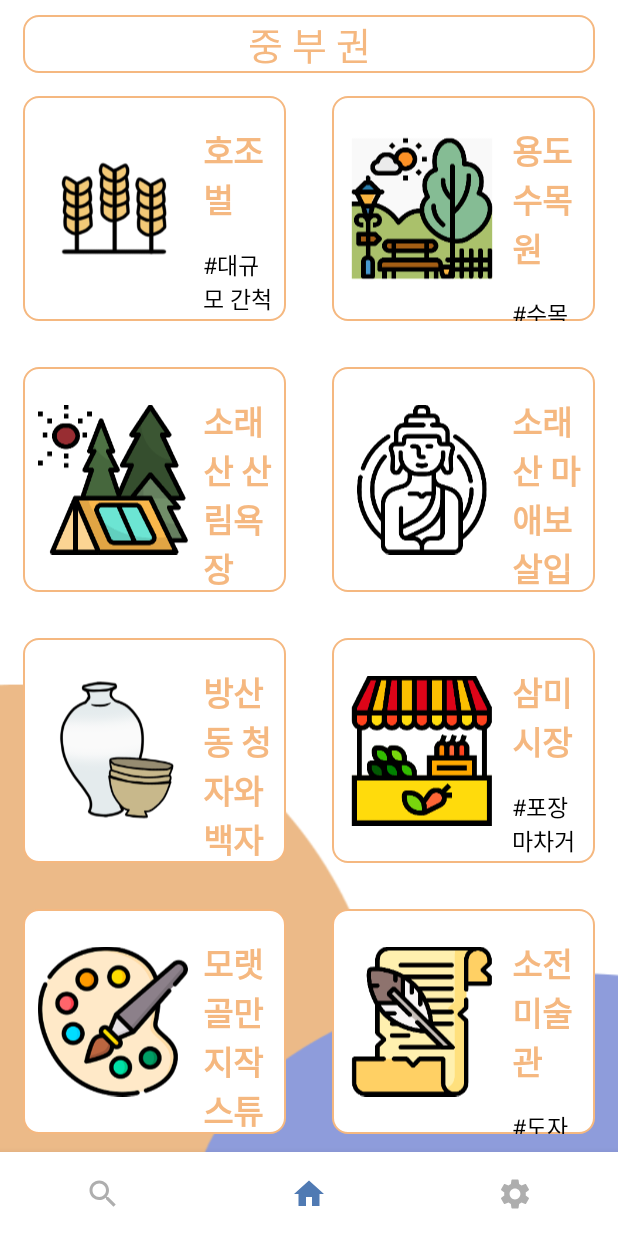
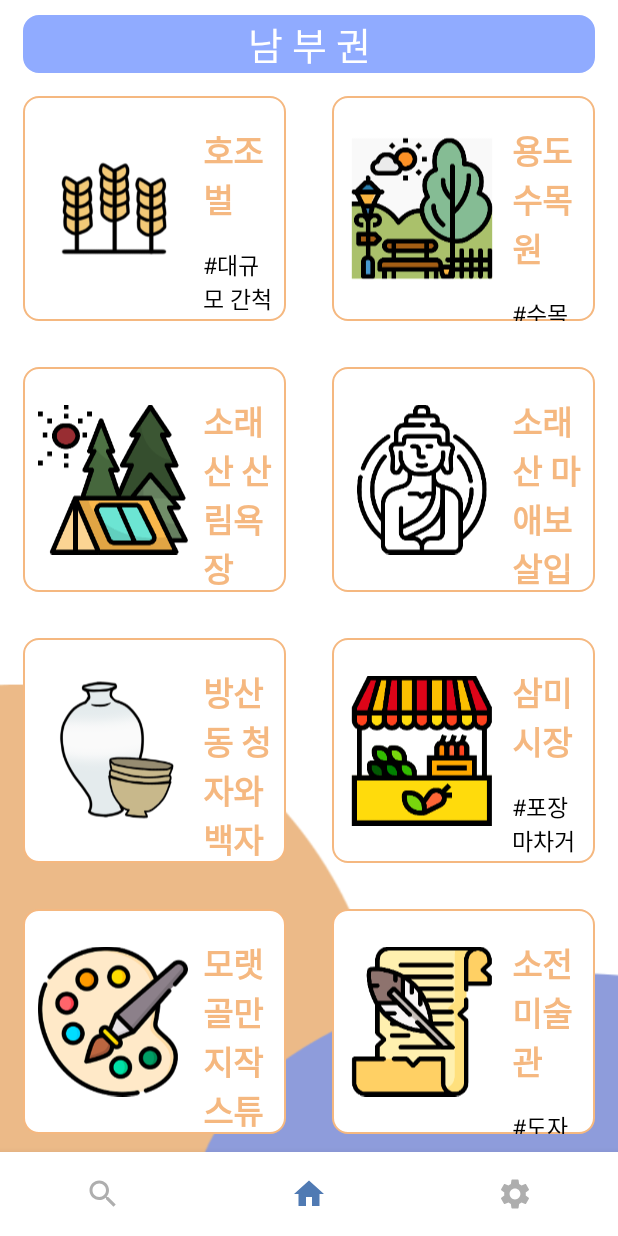
Before and after one commit to kimsw215/SeeHeung, an Android app: the SouthClassifyFragment screen opened through its navigation route, on a phone screen of 412 x 824 dp. Run offline under Robolectric (Android 15) with nearby library versions, the phone set to English and light mode, and no system bars; our stand-ins replace Firebase (no records; nobody signed in at launch, a user with empty details on screens opened directly), navigation-ui.

Commit message:
색깔 조금 만짐

```diff
--- a/app/src/main/res/drawable/center_text_shape.xml
+++ b/app/src/main/res/drawable/center_text_shape.xml
@@ -4,7 +4,7 @@
     <corners
         android:radius="10dp"/>
     <solid
-        android:color="@color/orange"/>
+        android:color="@color/center"/>
     <padding
         android:left="0dp"
         android:top="0dp"
@@ -15,6 +15,6 @@
         android:height="20dp"/>
     <stroke
         android:width="1.5dp"
-        android:color="@color/orange" />
+        android:color="@color/center" />
 
 </shape>
--- a/app/src/main/res/drawable/north_text_shape.xml
+++ b/app/src/main/res/drawable/north_text_shape.xml
@@ -4,7 +4,7 @@
     <corners
         android:radius="10dp"/>
     <solid
-        android:color="@color/basiccolor"/>
+        android:color="@color/north"/>
     <padding
         android:left="0dp"
         android:top="0dp"
@@ -15,6 +15,6 @@
         android:height="20dp"/>
     <stroke
         android:width="1.5dp"
-        android:color="@color/basiccolor" />
+        android:color="@color/north" />
 
 </shape>
--- a/app/src/main/res/drawable/south_text_shape.xml
+++ b/app/src/main/res/drawable/south_text_shape.xml
@@ -4,7 +4,7 @@
     <corners
         android:radius="10dp"/>
     <solid
-        android:color="@color/white"/>
+        android:color="@color/south"/>
     <padding
         android:left="0dp"
         android:top="0dp"
@@ -15,6 +15,6 @@
         android:height="20dp"/>
     <stroke
         android:width="1.5dp"
-        android:color="@color/orange" />
+        android:color="@color/south" />
 
 </shape>
--- a/app/src/main/res/layout/fragment_home.xml
+++ b/app/src/main/res/layout/fragment_home.xml
@@ -38,6 +38,7 @@
         android:layout_marginTop="37dp"
         android:layout_marginBottom="252dp"
         android:background="@drawable/south"
+        android:backgroundTint="@color/south"
         app:layout_constraintBottom_toBottomOf="parent"
         app:layout_constraintEnd_toStartOf="@+id/CBtn"
         app:layout_constraintHorizontal_bias="0.432"
--- a/app/src/main/res/layout/south_classify.xml
+++ b/app/src/main/res/layout/south_classify.xml
@@ -12,9 +12,9 @@
     <TextView
         android:layout_width="match_parent"
         android:layout_height="wrap_content"
-        android:text="중 부 권"
+        android:text="남 부 권"
         android:textSize="25dp"
-        android:textColor="@color/orange"
+        android:textColor="@color/white"
         android:layout_gravity="center"
         android:gravity="center"
         android:layout_marginTop="10dp"
--- a/app/src/main/res/values/colors.xml
+++ b/app/src/main/res/values/colors.xml
@@ -13,5 +13,5 @@
     <color name="orange">#F5B880</color>
     <color name="center">#7AD373</color>
     <color name="north">#FF90AB</color>
-    <color name="south">#CAC328</color>
+    <color name="south">#90ABff</color>
 </resources>
```
